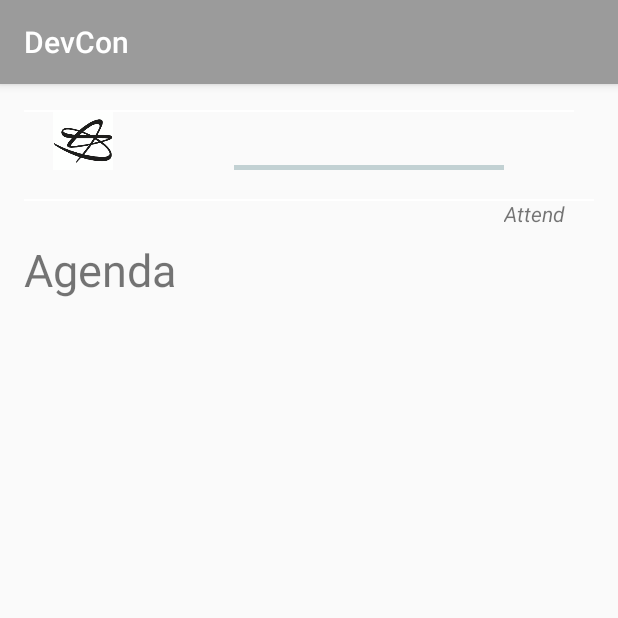
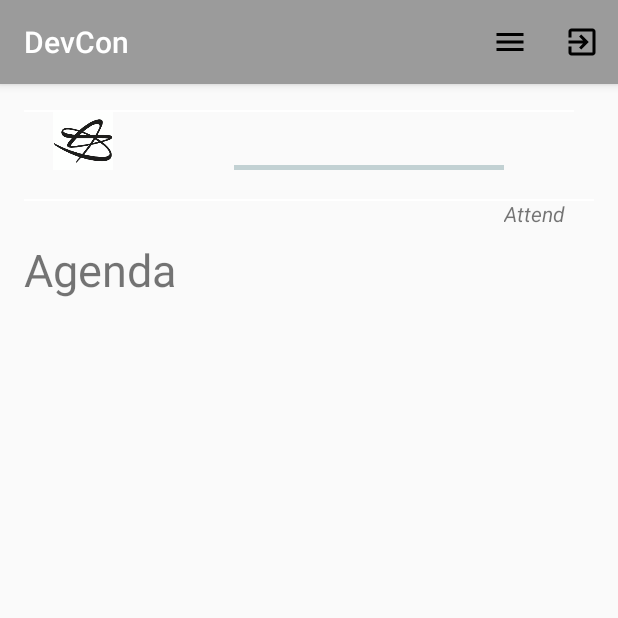
Before and after one commit to matulja/DevConfApp, an Android app: the EventActivity screen opened directly, with no data from a screen before it, on a phone screen of 412 x 824 dp, the top half of it. Run offline under Robolectric (Android 15) with nearby library versions, the phone set to English and light mode, and no system bars; libraries missing offline, so code that uses them is left out: com.loopj.android, cz.msebera.android; 3 statements that could not run were skipped.

Commit message:
Push icons für menu und log out

```diff
--- a/app/src/main/java/com/senacor/devconfapp/activities/EventActivity.java
+++ b/app/src/main/java/com/senacor/devconfapp/activities/EventActivity.java
@@ -3,6 +3,7 @@ package com.senacor.devconfapp.activities;
 import android.os.Bundle;
 import android.support.v7.app.AppCompatActivity;
 import android.util.Log;
+import android.view.Menu;
 import android.widget.ListView;
 import android.widget.TextView;
 
@@ -49,6 +50,12 @@ public class EventActivity extends AppCompatActivity {
         welcome.setText(greeting + username);*/
         getCurrentEvent();
     }
+    @Override
+    public boolean onCreateOptionsMenu(Menu menu){
+        getMenuInflater().inflate(R.menu.main, menu);
+        return super.onCreateOptionsMenu(menu);
+    }
+
 
     @Override
     protected void onStart() {
--- /dev/null
+++ b/app/src/main/res/drawable/ic_exit_to_app_black_24dp.xml
@@ -0,0 +1,9 @@
+<vector xmlns:android="http://schemas.android.com/apk/res/android"
+        android:width="24dp"
+        android:height="24dp"
+        android:viewportWidth="24.0"
+        android:viewportHeight="24.0">
+    <path
+        android:fillColor="#FF000000"
+        android:pathData="M10.09,15.59L11.5,17l5,-5 -5,-5 -1.41,1.41L12.67,11H3v2h9.67l-2.58,2.59zM19,3H5c-1.11,0 -2,0.9 -2,2v4h2V5h14v14H5v-4H3v4c0,1.1 0.89,2 2,2h14c1.1,0 2,-0.9 2,-2V5c0,-1.1 -0.9,-2 -2,-2z"/>
+</vector>
--- /dev/null
+++ b/app/src/main/res/drawable/ic_menu_black_24dp.xml
@@ -0,0 +1,9 @@
+<vector xmlns:android="http://schemas.android.com/apk/res/android"
+        android:width="24dp"
+        android:height="24dp"
+        android:viewportWidth="24.0"
+        android:viewportHeight="24.0">
+    <path
+        android:fillColor="#FF000000"
+        android:pathData="M3,18h18v-2L3,16v2zM3,13h18v-2L3,11v2zM3,6v2h18L21,6L3,6z"/>
+</vector>
--- /dev/null
+++ b/app/src/main/res/menu/main.xml
@@ -0,0 +1,22 @@
+<?xml version="1.0" encoding="utf-8"?>
+<menu xmlns:android="http://schemas.android.com/apk/res/android"
+    xmlns:app="http://schemas.android.com/apk/res-auto">
+
+
+
+
+    <!-- Menu Icon -->
+    <item
+        android:id="@+id/action_menu"
+        android:icon="@drawable/ic_menu_black_24dp"
+        android:title="menu icon"
+        app:showAsAction="always"
+        />
+    <!-- Log Out Icon -->
+    <item
+        android:id="@+id/action_log_out"
+        android:icon="@drawable/ic_exit_to_app_black_24dp"
+        android:title="log out icon"
+        app:showAsAction="always"
+        />
+</menu>
```
